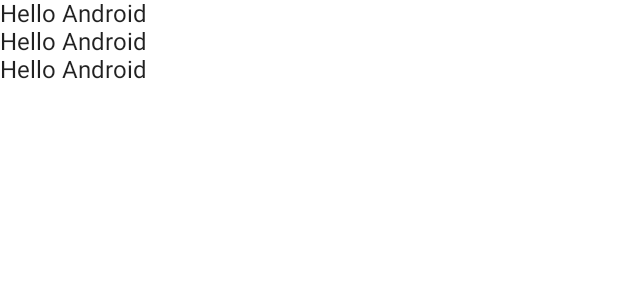
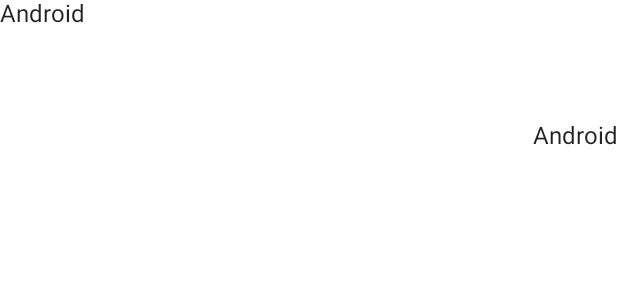
Before and after one commit to hyosikchoi/ComposePractice, an Android app built with Jetpack Compose: the @Preview function DefaultPreview, on a phone screen of 412 x 824 dp. Shown: the top 300 px of the screen. Run offline under Robolectric (Android 15) with nearby library versions, the phone set to English and light mode, and no system bars.

Commit message:
Box Layout practice

```diff
--- a/app/src/main/java/kr/co/composepractice/MainActivity.kt
+++ b/app/src/main/java/kr/co/composepractice/MainActivity.kt
@@ -10,6 +10,7 @@ import androidx.compose.material.Text
 import androidx.compose.runtime.Composable
 import androidx.compose.ui.Alignment
 import androidx.compose.ui.Modifier
+import androidx.compose.ui.text.style.TextAlign
 import androidx.compose.ui.tooling.preview.Preview
 import androidx.compose.ui.unit.dp
 import kr.co.composepractice.ui.theme.ComposePracticeTheme
@@ -33,10 +34,12 @@ class MainActivity : ComponentActivity() {
 
 @Composable
 fun Greeting(name: String) {
-    Column() {
-        Text(text = "Hello $name")
-        Text(text = "Hello $name")
-        Text(text = "Hello $name")
+    Box(modifier = Modifier
+        .fillMaxWidth()
+        .height(100.dp)
+    ) {
+        Text(text = name)
+        Text(modifier = Modifier.align(Alignment.BottomEnd), text = name)
     }
 }
 
```
